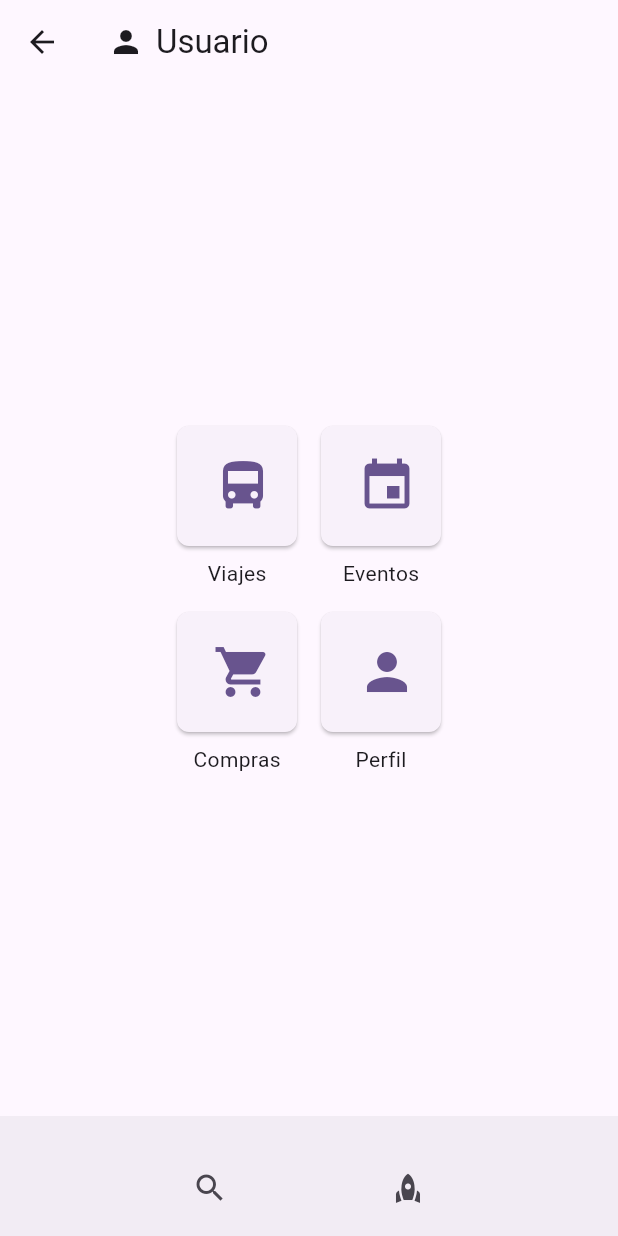
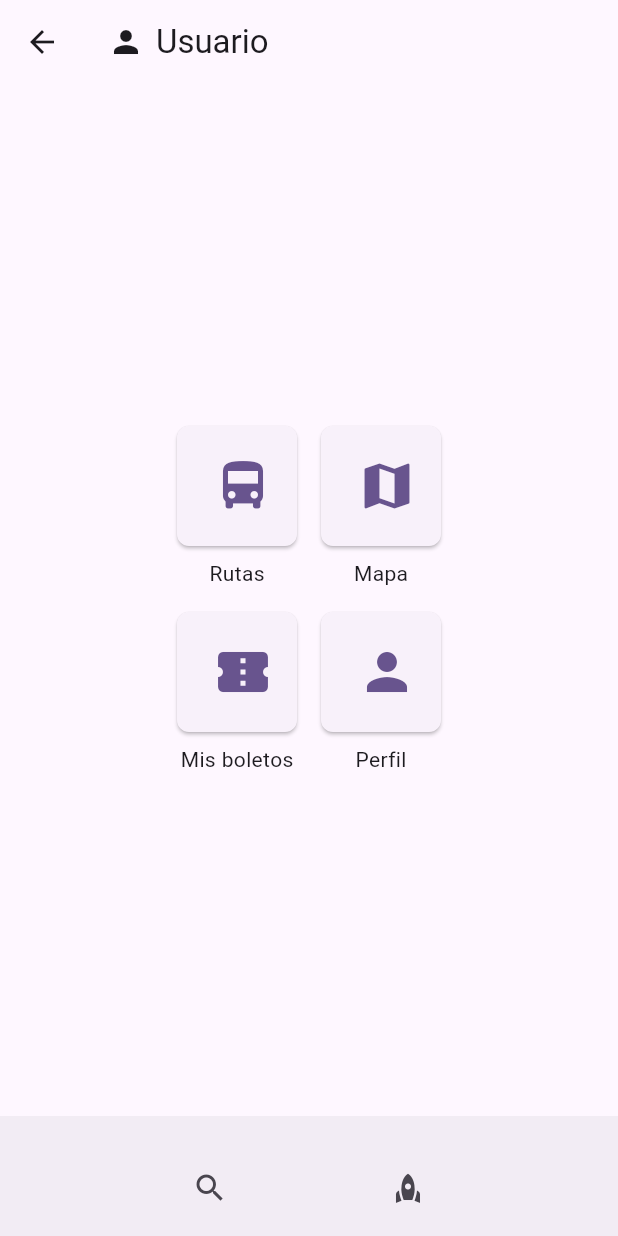
Before and after one commit to Dmytro047/enruta, a Flutter app: the MenuScreen screen opened directly, on a phone screen of 412 x 824 dp. Run offline on Flutter 3.47's test engine with Material 3 defaults, Android fonts, the phone set to English and light mode, and no system bars.

Commit message:
Avance con las pantallas de usuario

```diff
--- a/lib/screen/mainmenu.dart
+++ b/lib/screen/mainmenu.dart
@@ -2,6 +2,9 @@ import 'package:enruta/common/footer.dart';
 import 'package:enruta/screen/dashboard.dart';
 import 'package:enruta/common/header.dart';
 import 'package:enruta/screen/buyticket.dart';
+import 'package:enruta/screen/maps.dart';
+import 'package:enruta/screen/mytickets.dart';
+import 'package:enruta/screen/profile.dart';
 import 'package:flutter/material.dart';
 
 class MenuScreen extends StatelessWidget {
@@ -29,20 +32,22 @@ class MenuScreen extends StatelessWidget {
                   Row(
                     mainAxisAlignment: MainAxisAlignment.center,
                     children: [
+                      _buildSquareButton(context, Icons.directions_bus, 'Rutas',
+                          const DashboardScreen()),
+                      const SizedBox(width: 16),
                       _buildSquareButton(
-                          context, Icons.directions_bus, 'Viajes'),
-                      const SizedBox(width: 16),
-                      _buildSquareButton(context, Icons.event, 'Eventos'),
+                          context, Icons.map, 'Mapa', MapsScreen()),
                     ],
                   ),
                   const SizedBox(height: 16),
                   Row(
                     mainAxisAlignment: MainAxisAlignment.center,
                     children: [
-                      _buildSquareButton(
-                          context, Icons.shopping_cart, 'Compras'),
+                      _buildSquareButton(context, Icons.confirmation_number,
+                          'Mis boletos', const MyTicketsScreen()),
                       const SizedBox(width: 16),
-                      _buildSquareButton(context, Icons.person, 'Perfil'),
+                      _buildSquareButton(context, Icons.person, 'Perfil',
+                          const ProfileScreen()),
                     ],
                   ),
                 ],
@@ -72,7 +77,8 @@ class MenuScreen extends StatelessWidget {
     );
   }
 
-  Widget _buildSquareButton(BuildContext context, IconData icon, String label) {
+  Widget _buildSquareButton(
+      BuildContext context, IconData icon, String label, Widget child) {
     return Column(
       children: [
         Container(
@@ -82,8 +88,7 @@ class MenuScreen extends StatelessWidget {
             onPressed: () {
               Navigator.push(
                 context,
-                MaterialPageRoute(
-                    builder: (context) => const DashboardScreen()),
+                MaterialPageRoute(builder: (context) => child),
               );
             },
             style: ElevatedButton.styleFrom(
--- a/pubspec.yaml
+++ b/pubspec.yaml
@@ -62,7 +62,8 @@ flutter:
   # assets:
   #   - images/a_dot_burr.jpeg
   #   - images/a_dot_ham.jpeg
-
+  assets:
+    - assets/maps.png
   # An image asset can refer to one or more resolution-specific "variants", see
   # https://flutter.dev/assets-and-images/#resolution-aware
 
```
Also changed, not shown: lib/screen/login.dart (+9 -9 lines), lib/screen/maps.dart (added, +52 -0 lines), lib/screen/mytickets.dart (added, +68 -0 lines), assets/maps.png (added).
